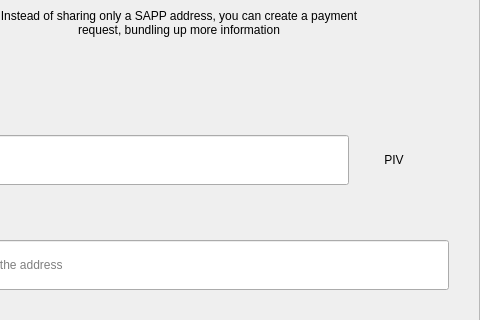
decenomy/SAPP, file src/qt/pivx/forms/requestdialog.ui: the form before one commit; both pictures show x 122 to 602 and y 123 to 443 of the 602 by 607 pixel window.
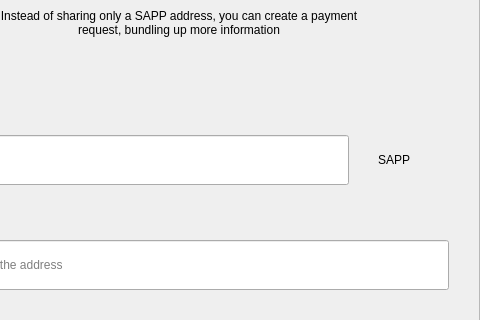
The form after the commit.

Commit message: PIV->SAPP and zPIV->zSAPP

```diff
--- a/src/qt/pivx/forms/requestdialog.ui
+++ b/src/qt/pivx/forms/requestdialog.ui
@@ -327,7 +327,7 @@
                    <item>
                     <widget class="QLabel" name="comboBoxCoin">
                      <property name="text">
-                      <string>PIV</string>
+                      <string>SAPP</string>
                      </property>
                      <property name="alignment">
                       <set>Qt::AlignCenter</set>
```
The commit also changes 82 other files.
